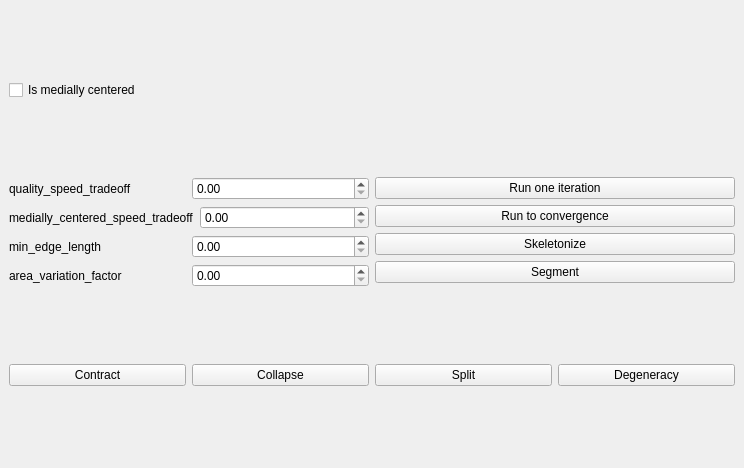
Above: Polyhedron/demo/Polyhedron/Mean_curvature_flow_skeleton_plugin.ui from CGAL/cgal before the change. Below: the same form after it.
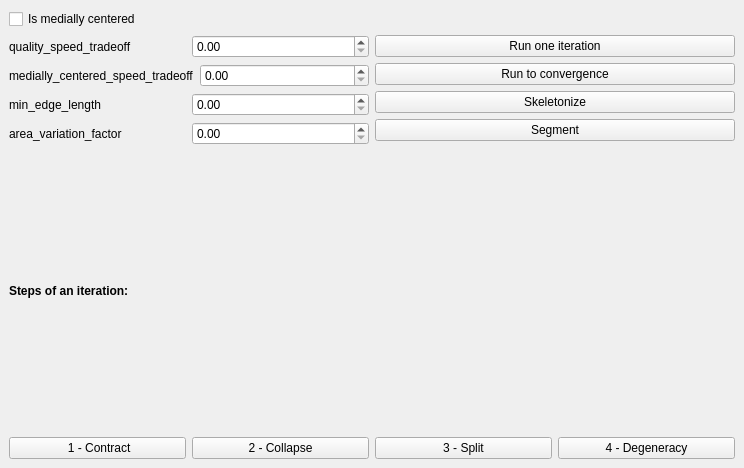
That is the form after the change.

Commit message: improve ui of advanced skeletonization

What changed in the file:
```diff
--- a/Polyhedron/demo/Polyhedron/Mean_curvature_flow_skeleton_plugin.ui
+++ b/Polyhedron/demo/Polyhedron/Mean_curvature_flow_skeleton_plugin.ui
@@ -118,33 +118,46 @@
       </item>
      </layout>
     </item>
+    <item>
+     <widget class="QLabel" name="label">
+      <property name="font">
+       <font>
+        <weight>75</weight>
+        <bold>true</bold>
+       </font>
+      </property>
+      <property name="text">
+       <string>Steps of an iteration:</string>
+      </property>
+     </widget>
+    </item>
     <item>
      <layout class="QHBoxLayout" name="horizontalLayout">
       <item>
        <widget class="QPushButton" name="pushButton_contract">
         <property name="text">
-         <string>Contract</string>
+         <string> 1 - Contract</string>
         </property>
        </widget>
       </item>
       <item>
        <widget class="QPushButton" name="pushButton_collapse">
         <property name="text">
-         <string>Collapse</string>
+         <string>2 - Collapse</string>
         </property>
        </widget>
       </item>
       <item>
        <widget class="QPushButton" name="pushButton_split">
         <property name="text">
-         <string>Split</string>
+         <string>3 - Split</string>
         </property>
        </widget>
       </item>
       <item>
        <widget class="QPushButton" name="pushButton_degeneracy">
         <property name="text">
-         <string>Degeneracy</string>
+         <string>4 - Degeneracy</string>
         </property>
        </widget>
       </item>
```
